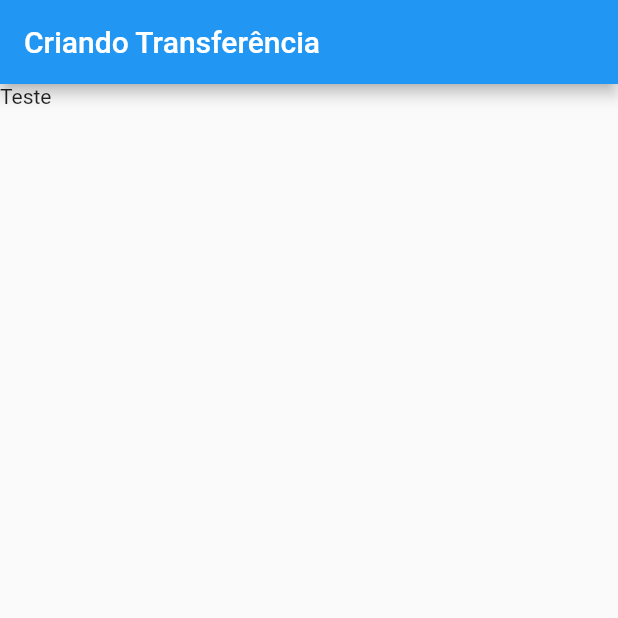
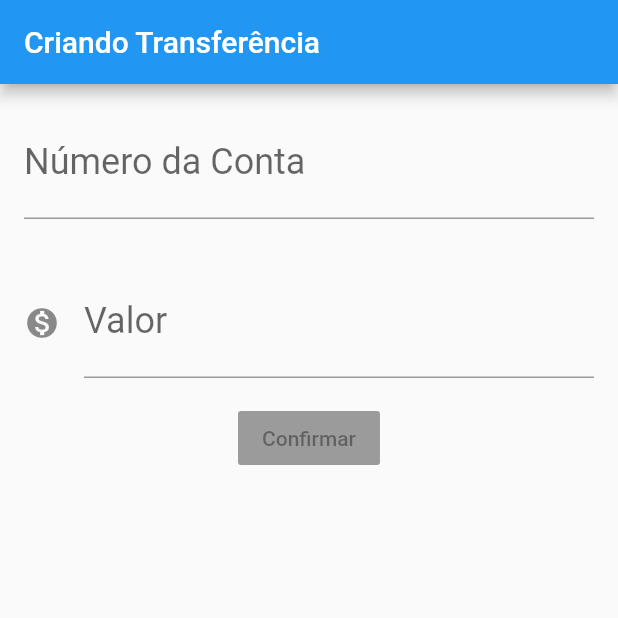
Before and after one commit to victorrmatos19/myFlutterApp, a Flutter app: the screen it shows after launch, on a phone screen of 412 x 824 dp, the top half of it. Run offline on Flutter 3.47's test engine with Material 2 defaults, Android fonts, the phone set to English and light mode, and no system bars.

Commit message:
feat: created layout for add transfer

```diff
--- a/lib/main.dart
+++ b/lib/main.dart
@@ -19,7 +19,39 @@ class FormularioTransferencia  extends StatelessWidget{
   Widget build(BuildContext context) {
     return Scaffold(
       appBar: AppBar(title: Text("Criando Transferência"),),
-      body: Text("Teste"),
+      body: Column(
+        children: <Widget>[
+          Padding(
+            padding: const EdgeInsets.all(16.0),
+            child: TextField(
+              style: TextStyle(
+                fontSize: 24.0
+              ),
+              decoration: InputDecoration(
+                labelText: "Número da Conta",
+                hintText: "0001"
+              ),
+              keyboardType: TextInputType.number,
+            ),
+          ),Padding(
+            padding: const EdgeInsets.all(16.0),
+            child: TextField(
+              style: TextStyle(
+                fontSize: 24.0
+              ),
+              decoration: InputDecoration(
+                icon: Icon(Icons.monetization_on),
+                labelText: "Valor",
+                hintText: "0.00"
+              ),
+              keyboardType: TextInputType.number,
+            ),
+          ),
+          RaisedButton(
+            child: Text("Confirmar"),
+          ),
+        ],
+      ),
     );
   }
 }
```
